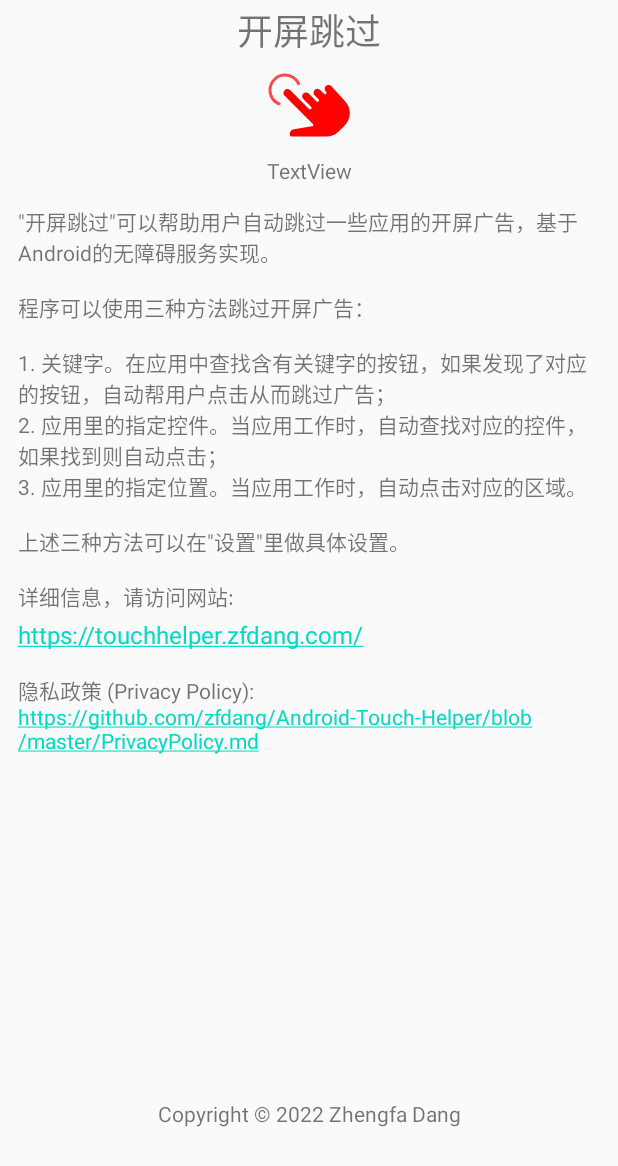
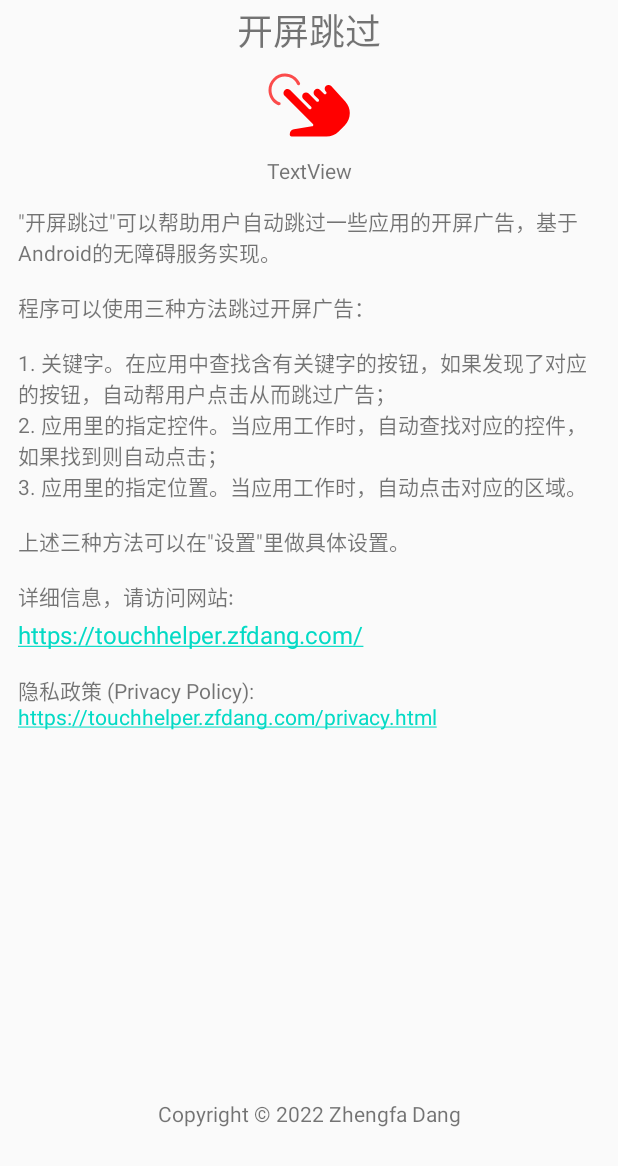
Before and after one commit to zfdang/Android-Touch-Helper, an Android app: the layout fragment_about.xml on its own in the app's theme, with its tools: preview values and no code run, on a phone screen of 412 x 824 dp. Shown: the top 1166 px of the screen. Run offline under Robolectric (Android 15) with nearby library versions, the light colour scheme and no system bars.

Commit message:
fix CI workflow and broken privacy policy link
- Only publish releases on master branch, other branches build only
- Fix privacy policy URL to point to existing docs/privacy.html

```diff
--- a/app/src/main/res/values/strings.xml
+++ b/app/src/main/res/values/strings.xml
@@ -26,7 +26,7 @@
     </string>
 
     <string name="about_weblink">https://touchhelper.zfdang.com/</string>
-    <string name="about_privacy">隐私政策 (Privacy Policy):\nhttps://github.com/zfdang/Android-Touch-Helper/blob/master/PrivacyPolicy.md</string>
+    <string name="about_privacy">隐私政策 (Privacy Policy):\nhttps://touchhelper.zfdang.com/privacy.html</string>
     <string name="about_copyright">Copyright © 2022 Zhengfa Dang</string>
 
     <string name="app_version">版本: %s (%d)</string>
```
Also changed, not shown: 1 other file.
